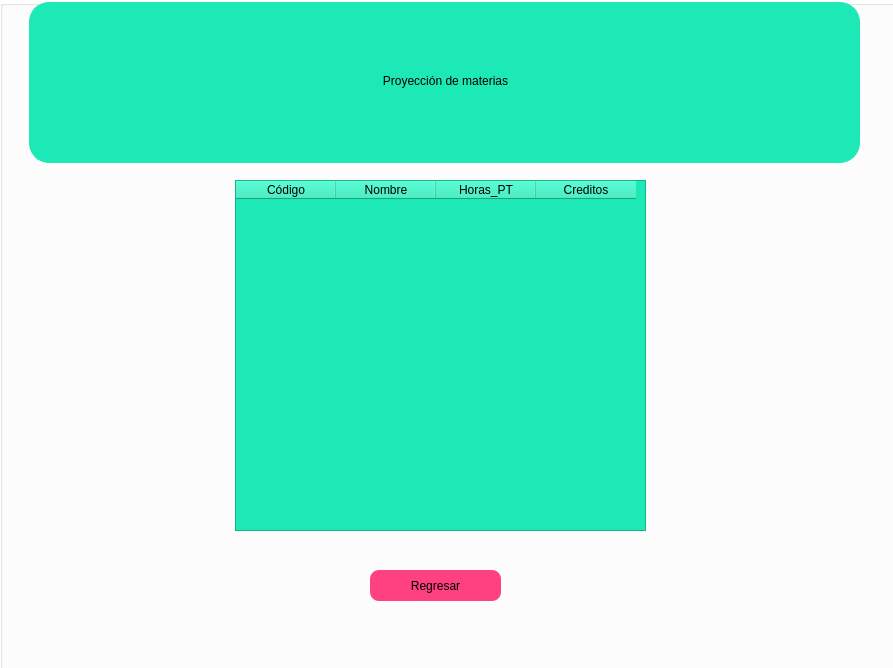
Above: SCS/visualizar_materias.ui from sagarme17/SCS before the change. Below: the same form after it.
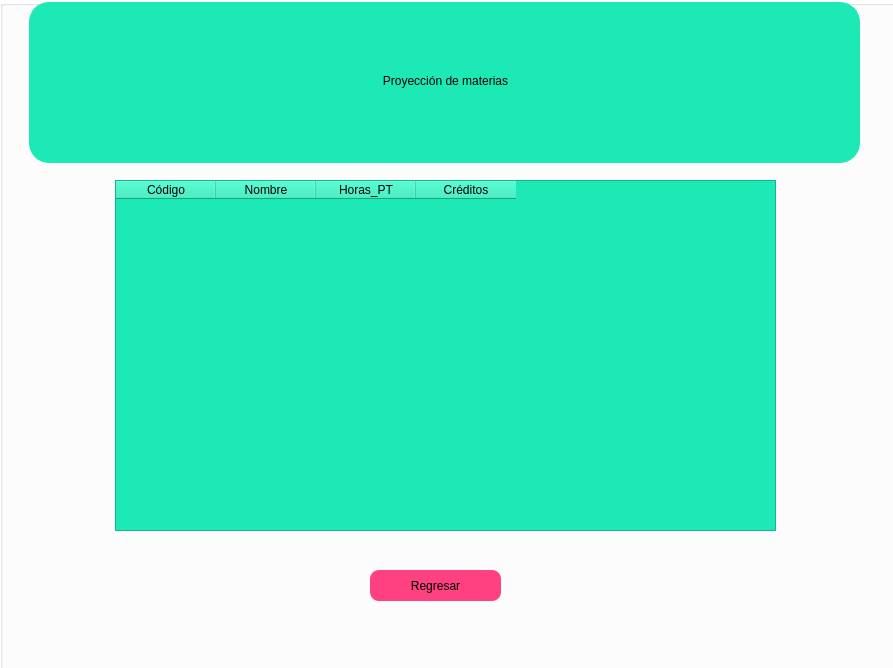
That is the form after the change. Icons and pictures are not drawn.

```diff
--- a/SCS/visualizar_materias.ui
+++ b/SCS/visualizar_materias.ui
@@ -117,9 +117,9 @@
    <widget class="QTableWidget" name="visualizar">
     <property name="geometry">
      <rect>
-      <x>235</x>
+      <x>115</x>
       <y>180</y>
-      <width>411</width>
+      <width>661</width>
       <height>351</height>
      </rect>
     </property>
@@ -132,9 +132,6 @@
      <property name="text">
       <string>Código</string>
      </property>
-     <property name="textAlignment">
-      <set>AlignCenter</set>
-     </property>
     </column>
     <column>
      <property name="text">
@@ -148,7 +145,7 @@
     </column>
     <column>
      <property name="text">
-      <string>Creditos</string>
+      <string>Créditos</string>
      </property>
     </column>
    </widget>
```
